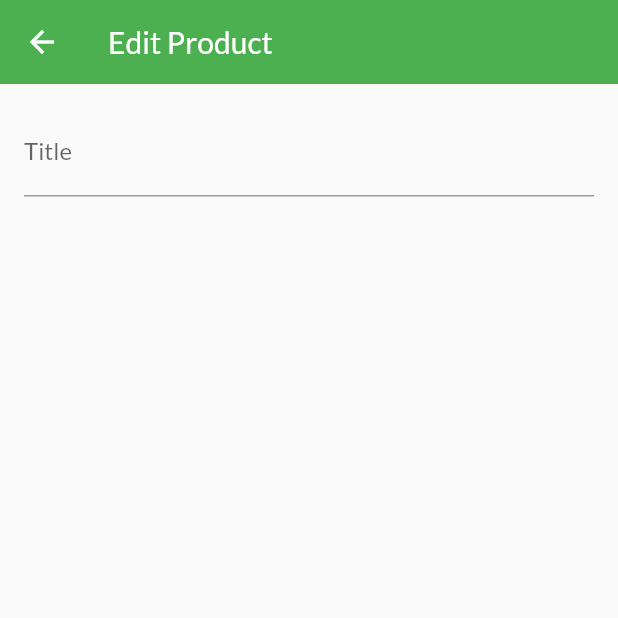
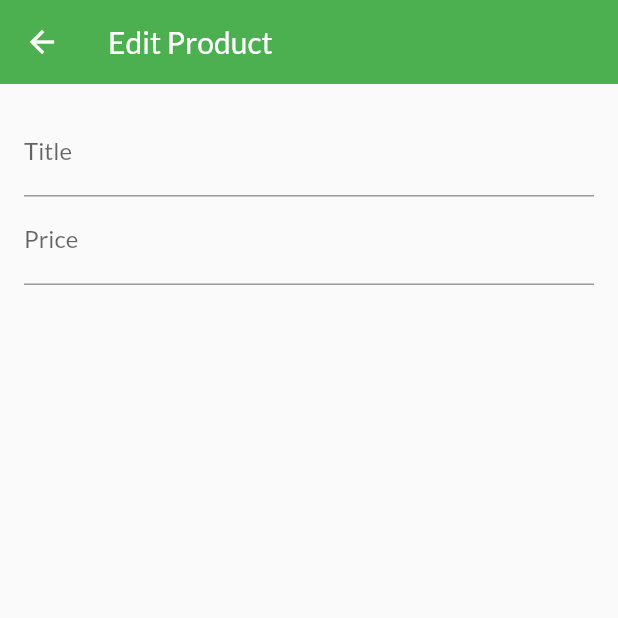
Before and after one commit to thought7878/shop_app, a Flutter app: the EditProductScreen screen opened by its route, on a phone screen of 412 x 824 dp, the top half of it. Run offline on Flutter 3.47's test engine with Material 2 defaults, Android fonts, the phone set to English and light mode, and no system bars; network calls fail.

Commit message:
218. Managing Form Input Focus

```diff
--- a/lib/screens/edit_product_screen.dart
+++ b/lib/screens/edit_product_screen.dart
@@ -7,6 +7,9 @@ class EditProductScreen extends StatefulWidget {
 }
 
 class _EditProductScreenState extends State<EditProductScreen> {
+  final _priceFocusNode = FocusNode();
+
+  //
   @override
   Widget build(BuildContext context) {
     return Scaffold(
@@ -22,6 +25,15 @@ class _EditProductScreenState extends State<EditProductScreen> {
               TextFormField(
                 decoration: InputDecoration(labelText: 'Title'),
                 textInputAction: TextInputAction.next,
+                onFieldSubmitted: (val) {
+                  FocusScope.of(context).requestFocus(_priceFocusNode);
+                },
+              ),
+              TextFormField(
+                decoration: InputDecoration(labelText: 'Price'),
+                textInputAction: TextInputAction.next,
+                keyboardType: TextInputType.number,
+                focusNode: _priceFocusNode,
               )
             ],
           ),
```
